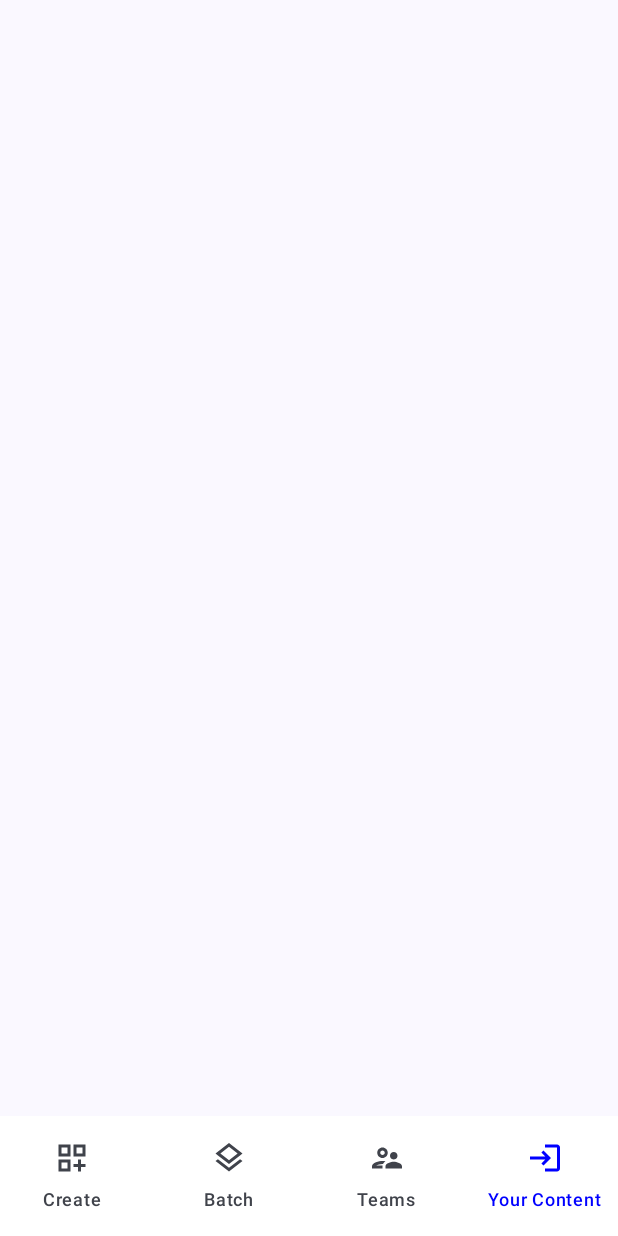
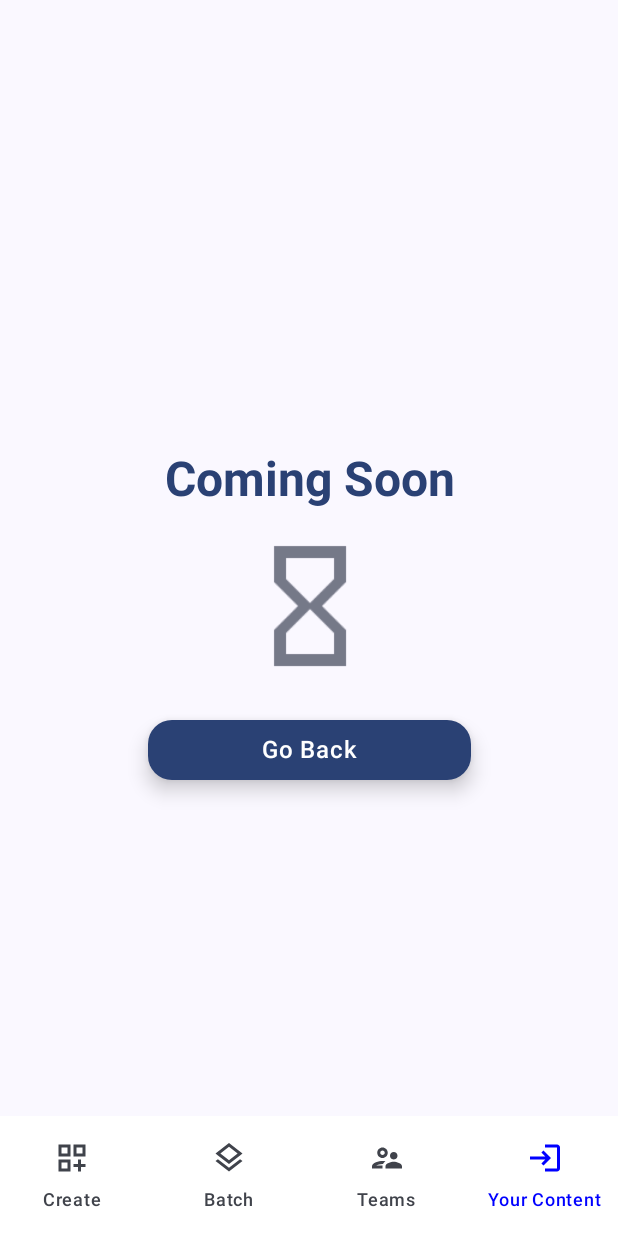
Before and after one commit to ZohaibKhanDev/Background-Remover, an Android app built with Jetpack Compose: the Your_Content_Screen screen opened through its navigation route, on a phone screen of 412 x 824 dp. Run offline under Robolectric (Android 15) with nearby library versions, the phone set to English and light mode, and no system bars; libraries missing offline, so code that uses them is left out: dev.eren.removebg; 1 statement that could not run was skipped.

Commit message:
Your Content  Screen Add

```diff
--- a/app/src/main/java/com/example/backgroundremover_changebg/presentation/ui/screens/YourContentScreen.kt
+++ b/app/src/main/java/com/example/backgroundremover_changebg/presentation/ui/screens/YourContentScreen.kt
@@ -1,9 +1,97 @@
 package com.example.backgroundremover_changebg.presentation.ui.screens
 
+import androidx.compose.animation.AnimatedVisibility
+import androidx.compose.animation.core.tween
+import androidx.compose.animation.fadeIn
+import androidx.compose.foundation.background
+import androidx.compose.foundation.layout.Arrangement
+import androidx.compose.foundation.layout.Box
+import androidx.compose.foundation.layout.Column
+import androidx.compose.foundation.layout.Spacer
+import androidx.compose.foundation.layout.fillMaxSize
+import androidx.compose.foundation.layout.fillMaxWidth
+import androidx.compose.foundation.layout.height
+import androidx.compose.foundation.layout.padding
+import androidx.compose.foundation.layout.size
+import androidx.compose.foundation.shape.RoundedCornerShape
+import androidx.compose.material.icons.Icons
+import androidx.compose.material.icons.filled.AccessTime
+import androidx.compose.material.icons.filled.HourglassEmpty
+import androidx.compose.material3.Button
+import androidx.compose.material3.ButtonDefaults
+import androidx.compose.material3.Icon
+import androidx.compose.material3.MaterialTheme
+import androidx.compose.material3.Text
 import androidx.compose.runtime.Composable
+import androidx.compose.ui.Alignment
+import androidx.compose.ui.Modifier
+import androidx.compose.ui.draw.alpha
+import androidx.compose.ui.graphics.Color
+import androidx.compose.ui.graphics.graphicsLayer
+import androidx.compose.ui.text.font.FontWeight
+import androidx.compose.ui.unit.dp
 import androidx.navigation.NavController
 
 @Composable
 fun Your_Content_Screen(navController: NavController) {
+    Box(
+        modifier = Modifier
+            .fillMaxSize()
+            .background(MaterialTheme.colorScheme.background),
+        contentAlignment = Alignment.Center
+    ) {
+        Column(
+            horizontalAlignment = Alignment.CenterHorizontally,
+            verticalArrangement = Arrangement.Center
+        ) {
 
+            AnimatedVisibility(visible = true, enter = fadeIn(animationSpec = tween(1500))) {
+                Text(
+                    text = "Coming Soon",
+                    style = MaterialTheme.typography.headlineLarge.copy(
+                        fontWeight = FontWeight.Bold,
+                        color = MaterialTheme.colorScheme.primary
+                    )
+                )
+            }
+
+            Spacer(modifier = Modifier.height(24.dp))
+
+            Icon(
+                imageVector = Icons.Default.HourglassEmpty,
+                contentDescription = null,
+                modifier = Modifier
+                    .size(80.dp)
+                    .graphicsLayer {
+                        rotationZ = 360f
+                        scaleX = 1.2f
+                        scaleY = 1.2f
+                    }
+                    .alpha(0.7f),
+                tint = MaterialTheme.colorScheme.secondary
+            )
+
+            Spacer(modifier = Modifier.height(32.dp))
+
+            Button(
+                onClick = { navController.popBackStack() },
+                colors = ButtonDefaults.buttonColors(
+                    containerColor = MaterialTheme.colorScheme.primary
+                ),
+                shape = RoundedCornerShape(16.dp),
+                elevation = ButtonDefaults.elevatedButtonElevation(8.dp),
+                modifier = Modifier
+                    .fillMaxWidth(0.6f)
+                    .padding(horizontal = 16.dp)
+            ) {
+                Text(
+                    text = "Go Back",
+                    style = MaterialTheme.typography.bodyLarge.copy(
+                        fontWeight = FontWeight.SemiBold,
+                        color = Color.White
+                    )
+                )
+            }
+        }
+    }
 }
```
